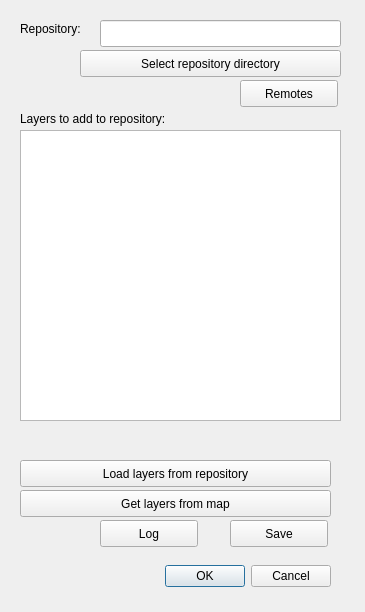
Qt form Ui_GeoSync.ui (roscoeZA/GeoSync) before a commit.
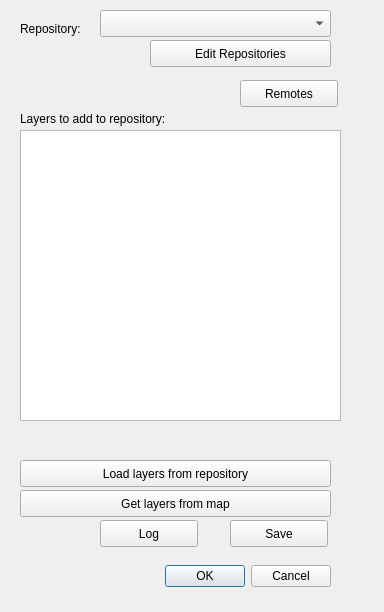
The same form after that commit. Icons and pictures are not drawn.

Commit message: Manage repositories popup works

```diff
--- a/Ui_GeoSync.ui
+++ b/Ui_GeoSync.ui
@@ -6,7 +6,7 @@
    <rect>
     <x>0</x>
     <y>0</y>
-    <width>365</width>
+    <width>384</width>
     <height>612</height>
    </rect>
   </property>
@@ -88,24 +88,14 @@
   <widget class="QPushButton" name="btnDir">
    <property name="geometry">
     <rect>
-     <x>80</x>
-     <y>50</y>
-     <width>261</width>
+     <x>150</x>
+     <y>40</y>
+     <width>181</width>
      <height>27</height>
     </rect>
    </property>
    <property name="text">
-    <string>Select repository directory</string>
-   </property>
-  </widget>
-  <widget class="QLineEdit" name="txtCurrentRepo">
-   <property name="geometry">
-    <rect>
-     <x>100</x>
-     <y>20</y>
-     <width>241</width>
-     <height>27</height>
-    </rect>
+    <string>Edit Repositories</string>
    </property>
   </widget>
   <widget class="QLabel" name="lblCurrentRepo">
@@ -160,6 +150,19 @@
     <string>Log</string>
    </property>
   </widget>
+  <widget class="QComboBox" name="txtCurrentRepo">
+   <property name="geometry">
+    <rect>
+     <x>100</x>
+     <y>10</y>
+     <width>231</width>
+     <height>27</height>
+    </rect>
+   </property>
+   <property name="currentIndex">
+    <number>-1</number>
+   </property>
+  </widget>
  </widget>
  <resources/>
  <connections>
```
Left out of the diff: 4 changed lines with no effect on the pictures. The commit also changes 20 other files.
